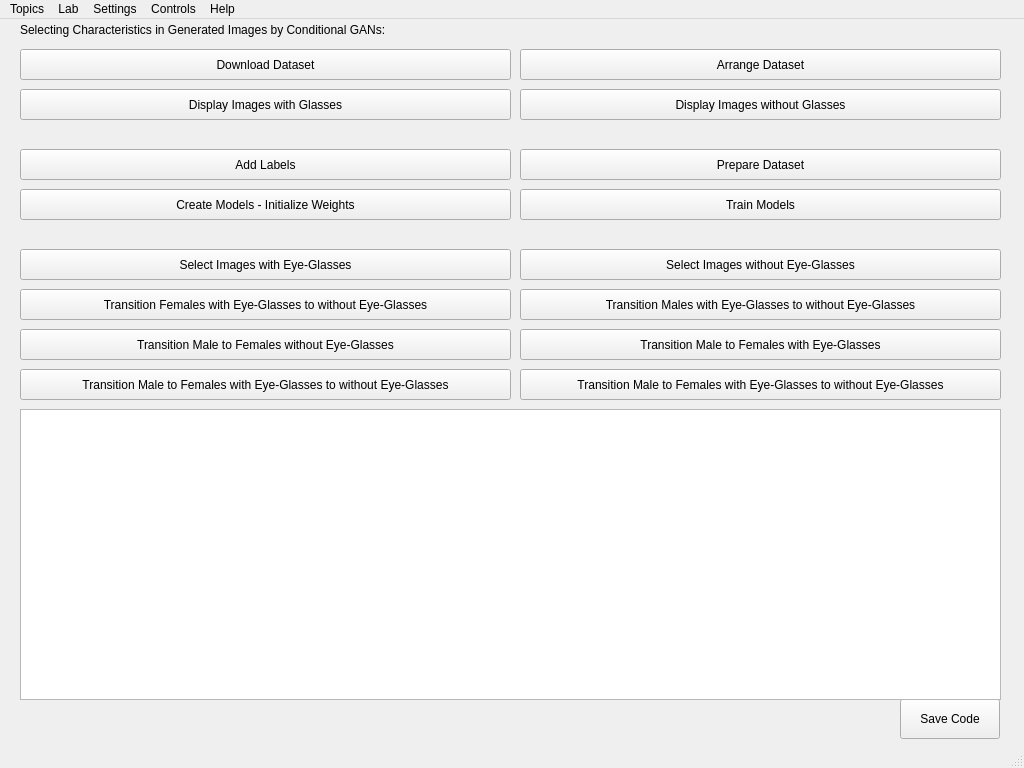
Before: the Qt Designer form ui.ui in mehrdadeahady/CV_with_ML_and_DL_and_GANs, drawn with Qt 5.
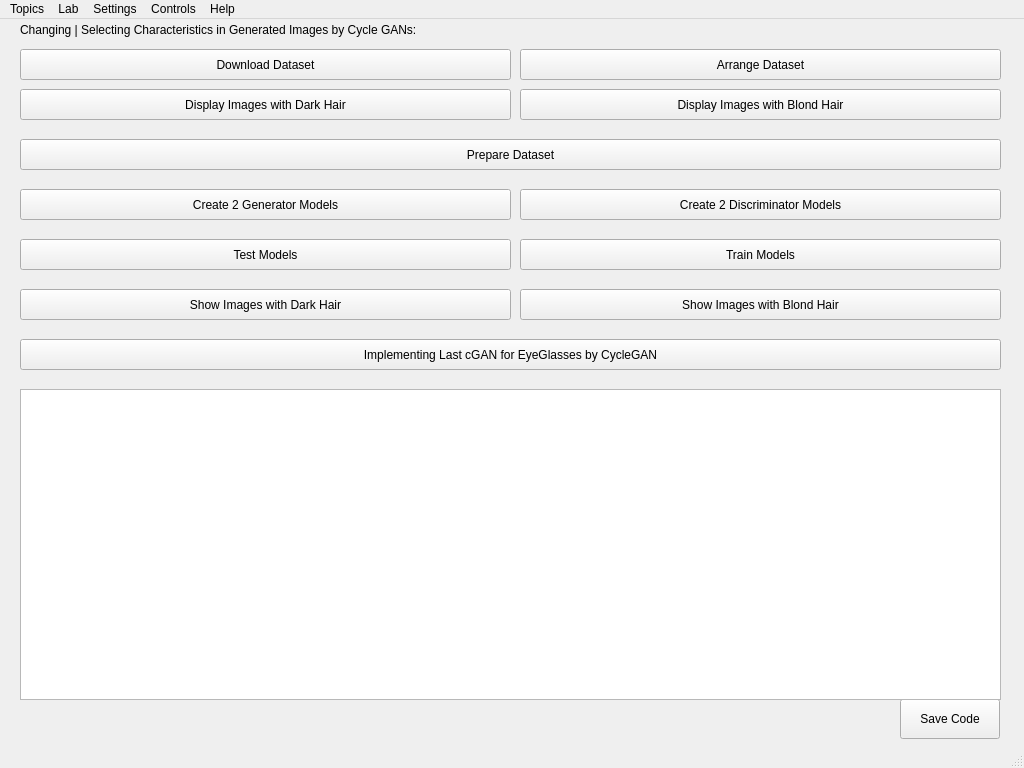
After: the same form once the commit is applied. Icons and pictures are not drawn.

Commit message: UI for Cycle GANs Added.

Diff of the .ui file:
```diff
--- a/ui.ui
+++ b/ui.ui
@@ -100,7 +100,7 @@
      </size>
     </property>
     <property name="currentIndex">
-     <number>9</number>
+     <number>10</number>
     </property>
     <widget class="QWidget" name="page_ImagesAndColorsManipulationsAndOprations">
      <property name="sizePolicy">
@@ -5716,6 +5716,200 @@
       </property>
      </widget>
     </widget>
+    <widget class="QWidget" name="page_CycleGANs">
+     <widget class="QPushButton" name="pushButton_TrainModels_CycleGANs">
+      <property name="geometry">
+       <rect>
+        <x>510</x>
+        <y>220</y>
+        <width>481</width>
+        <height>31</height>
+       </rect>
+      </property>
+      <property name="text">
+       <string>Train Models</string>
+      </property>
+     </widget>
+     <widget class="QPushButton" name="pushButton_DisplayImagesWithDarkHair_CycleGANs">
+      <property name="geometry">
+       <rect>
+        <x>10</x>
+        <y>70</y>
+        <width>491</width>
+        <height>31</height>
+       </rect>
+      </property>
+      <property name="text">
+       <string>Display Images with Dark Hair</string>
+      </property>
+     </widget>
+     <widget class="QPushButton" name="pushButton_SaveCode_CycleGANs">
+      <property name="geometry">
+       <rect>
+        <x>890</x>
+        <y>680</y>
+        <width>100</width>
+        <height>40</height>
+       </rect>
+      </property>
+      <property name="text">
+       <string>Save Code</string>
+      </property>
+     </widget>
+     <widget class="QPushButton" name="pushButton_PrepareDataset_CycleGANs">
+      <property name="geometry">
+       <rect>
+        <x>10</x>
+        <y>120</y>
+        <width>981</width>
+        <height>31</height>
+       </rect>
+      </property>
+      <property name="text">
+       <string>Prepare Dataset</string>
+      </property>
+     </widget>
+     <widget class="QPushButton" name="pushButton_DownloadDataset_CycleGANs">
+      <property name="geometry">
+       <rect>
+        <x>10</x>
+        <y>30</y>
+        <width>491</width>
+        <height>31</height>
+       </rect>
+      </property>
+      <property name="text">
+       <string>Download Dataset</string>
+      </property>
+     </widget>
+     <widget class="QPushButton" name="pushButton_DisplayImagesWithBlondHair_CycleGANs">
+      <property name="geometry">
+       <rect>
+        <x>510</x>
+        <y>70</y>
+        <width>481</width>
+        <height>31</height>
+       </rect>
+      </property>
+      <property name="text">
+       <string>Display Images with Blond Hair</string>
+      </property>
+     </widget>
+     <widget class="QPushButton" name="pushButton_ArrangeDataset_CycleGANs">
+      <property name="geometry">
+       <rect>
+        <x>510</x>
+        <y>30</y>
+        <width>481</width>
+        <height>31</height>
+       </rect>
+      </property>
+      <property name="text">
+       <string>Arrange Dataset</string>
+      </property>
+     </widget>
+     <widget class="QLabel" name="label_CycleGANs">
+      <property name="geometry">
+       <rect>
+        <x>10</x>
+        <y>0</y>
+        <width>981</width>
+        <height>21</height>
+       </rect>
+      </property>
+      <property name="text">
+       <string>Changing | Selecting Characteristics in Generated Images by Cycle GANs:</string>
+      </property>
+     </widget>
+     <widget class="QTextBrowser" name="textBrowser_CycleGANs">
+      <property name="geometry">
+       <rect>
+        <x>10</x>
+        <y>370</y>
+        <width>981</width>
+        <height>311</height>
+       </rect>
+      </property>
+     </widget>
+     <widget class="QPushButton" name="pushButton_Create2DiscriminatorModels_CycleGANs">
+      <property name="geometry">
+       <rect>
+        <x>510</x>
+        <y>170</y>
+        <width>481</width>
+        <height>31</height>
+       </rect>
+      </property>
+      <property name="text">
+       <string>Create 2 Discriminator Models</string>
+      </property>
+     </widget>
+     <widget class="QPushButton" name="pushButton_Create2GeneratorModels_CycleGANs">
+      <property name="geometry">
+       <rect>
+        <x>10</x>
+        <y>170</y>
+        <width>491</width>
+        <height>31</height>
+       </rect>
+      </property>
+      <property name="text">
+       <string>Create 2 Generator Models</string>
+      </property>
+     </widget>
+     <widget class="QPushButton" name="pushButton_TestModels_CycleGANs">
+      <property name="geometry">
+       <rect>
+        <x>10</x>
+        <y>220</y>
+        <width>491</width>
+        <height>31</height>
+       </rect>
+      </property>
+      <property name="text">
+       <string>Test Models</string>
+      </property>
+     </widget>
+     <widget class="QPushButton" name="pushButton_ShowImagesWithDarkHair_CycleGANs">
+      <property name="geometry">
+       <rect>
+        <x>10</x>
+        <y>270</y>
+        <width>491</width>
+        <height>31</height>
+       </rect>
+      </property>
+      <property name="text">
+       <string>Show Images with Dark Hair</string>
+      </property>
+     </widget>
+     <widget class="QPushButton" name="pushButton_ShowImagesWithBlondHair_CycleGANs">
+      <property name="geometry">
+       <rect>
+        <x>510</x>
+        <y>270</y>
+        <width>481</width>
+        <height>31</height>
+       </rect>
+      </property>
+      <property name="text">
+       <string>Show Images with Blond Hair</string>
+      </property>
+     </widget>
+     <widget class="QPushButton" name="pushButton_ImplementingLast_cGAN_for_EyeGlasses_by_CycleGAN_CycleGANs">
+      <property name="geometry">
+       <rect>
+        <x>10</x>
+        <y>320</y>
+        <width>981</width>
+        <height>31</height>
+       </rect>
+      </property>
+      <property name="text">
+       <string>Implementing Last cGAN for EyeGlasses by CycleGAN</string>
+      </property>
+     </widget>
+    </widget>
     <widget class="QWidget" name="page_AboutAuthorDeveloper">
      <widget class="QTextBrowser" name="textBrowser_AboutAuthorDeveloper">
       <property name="geometry">
```
Left out of the diff: 2 changed lines with no effect on the pictures. The commit also changes 3 other files.
